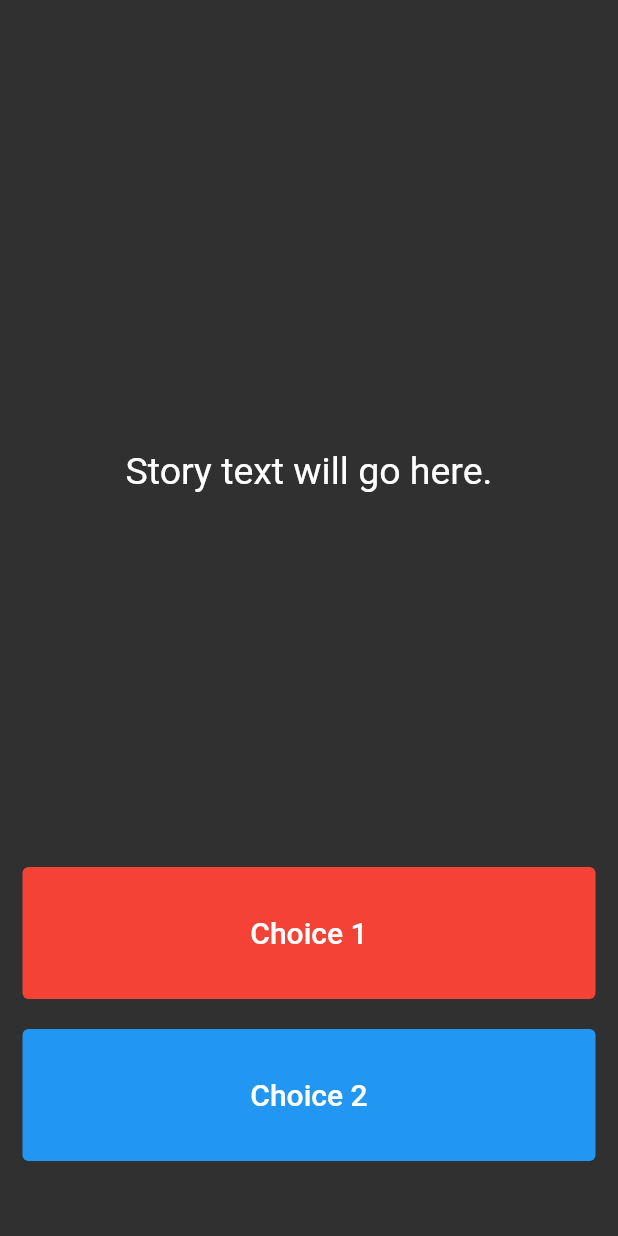
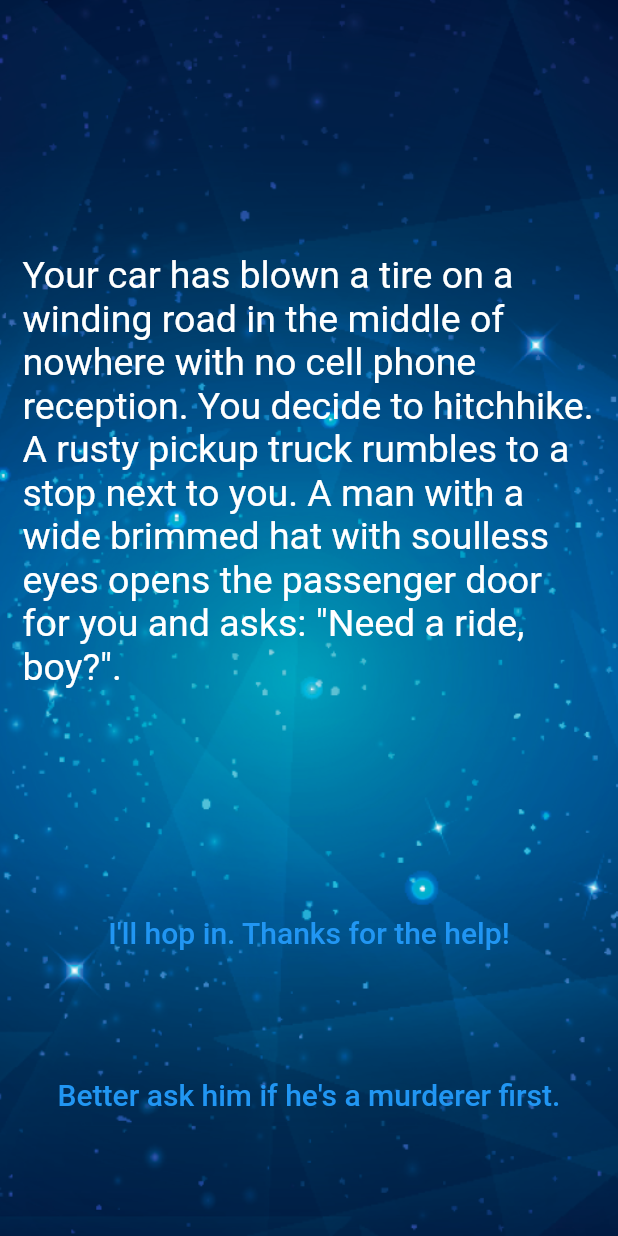
Before and after one commit to HeratUni-CS/destini-Hadafmand1, a Flutter app: the screen it shows after launch, on a phone screen of 412 x 824 dp. Run offline on Flutter 3.47's test engine with Material 2 defaults, Android fonts, the phone set to English and light mode, and no system bars.

Commit message:
First commit

```diff
--- a/lib/main.dart
+++ b/lib/main.dart
@@ -1,4 +1,5 @@
 import 'package:flutter/material.dart';
+import 'story_brain.dart';
 
 //TODO: Step 15 - Run the app and see if you can see the screen update with the first story. Delete this TODO if it looks as you expected.
 
@@ -14,6 +15,7 @@ class Destini extends StatelessWidget {
 }
 
 //TODO: Step 9 - Create a new storyBrain object from the StoryBrain class.
+StoryBrain storyBrain = StoryBrain();
 
 class StoryPage extends StatefulWidget {
   _StoryPageState createState() => _StoryPageState();
@@ -24,7 +26,12 @@ class _StoryPageState extends State<StoryPage> {
   Widget build(BuildContext context) {
     return Scaffold(
       body: Container(
-        //TODO: Step 1 - Add background.png to this Container as a background image.
+        decoration: BoxDecoration(
+          image: DecorationImage(
+            image: AssetImage('images/background.png'),
+            fit: BoxFit.cover,
+          ),
+        ),
         padding: EdgeInsets.symmetric(vertical: 50.0, horizontal: 15.0),
         constraints: BoxConstraints.expand(),
         child: SafeArea(
@@ -36,7 +43,7 @@ class _StoryPageState extends State<StoryPage> {
                 child: Center(
                   child: Text(
                     //TODO: Step 10 - use the storyBrain to get the first story title and display it in this Text Widget.
-                    'Story text will go here.',
+                    storyBrain.getStory(),
                     style: TextStyle(
                       fontSize: 25.0,
                     ),
@@ -49,14 +56,16 @@ class _StoryPageState extends State<StoryPage> {
                   onPressed: () {
                     //Choice 1 made by user.
                     //TODO: Step 18 - Call the nextStory() method from storyBrain and pass the number 1 as the choice made by the user.
+                    //TODO: Step 24 - Run the app and try to figure out what code you need to add to this file to make the story change when you press on the choice buttons.
+                    setState(() {
+                      storyBrain.nextStory(1);
+                    });
                   },
-                  style: TextButton.styleFrom(backgroundColor: Colors.red),
                   child: Text(
                     //TODO: Step 13 - Use the storyBrain to get the text for choice 1.
-                    'Choice 1',
+                    storyBrain.getChoice1(),
                     style: TextStyle(
                       fontSize: 20.0,
-                      color: Colors.white,
                     ),
                   ),
                 ),
@@ -66,20 +75,25 @@ class _StoryPageState extends State<StoryPage> {
               ),
               Expanded(
                 flex: 2,
-                //TODO: Step 26 - Use a Flutter Visibility Widget to wrap this TextButton.
+                //TODO: Step 26 - Use a Flutter Visibility Widget to wrap this FlatButton.
                 //TODO: Step 28 - Set the "visible" property of the Visibility Widget to equal the output from the buttonShouldBeVisible() method in the storyBrain.
+                child: Visibility(
+                  visible: storyBrain.buttonShouldBeVisible(),
                   child: TextButton(
                     onPressed: () {
                       //Choice 2 made by user.
                       //TODO: Step 19 - Call the nextStory() method from storyBrain and pass the number 2 as the choice made by the user.
+                      setState(() {
+                        storyBrain.nextStory(2);
+                      });
                     },
-                  style: TextButton.styleFrom(backgroundColor: Colors.blue),
+
                     child: Text(
                       //TODO: Step 14 - Use the storyBrain to get the text for choice 2.
-                    'Choice 2',
+                      storyBrain.getChoice2(),
                       style: TextStyle(
                         fontSize: 20.0,
-                      color: Colors.white,
+                      ),
                     ),
                   ),
                 ),
@@ -91,6 +105,4 @@ class _StoryPageState extends State<StoryPage> {
     );
   }
 }
-//TODO: Step 24 - Run the app and try to figure out what code you need to add to this file to make the story change when you press on the choice buttons.
-
-//TODO: Step 29 - Run the app and test it against the Story Outline to make sure you've completed all the steps.
+//TODO: Step 29 - Run the app and test it against the Story Outline to make sure you've completed all the steps. The code for the completed app can be found here: https://github.com/londonappbrewery/destini-challenge-completed/
```
Also changed, not shown: lib/story.dart (+6 -5 lines), lib/story_brain.dart (+74 -56 lines), pubspec.lock. Lines whose indentation alone changed are shown as unchanged.
